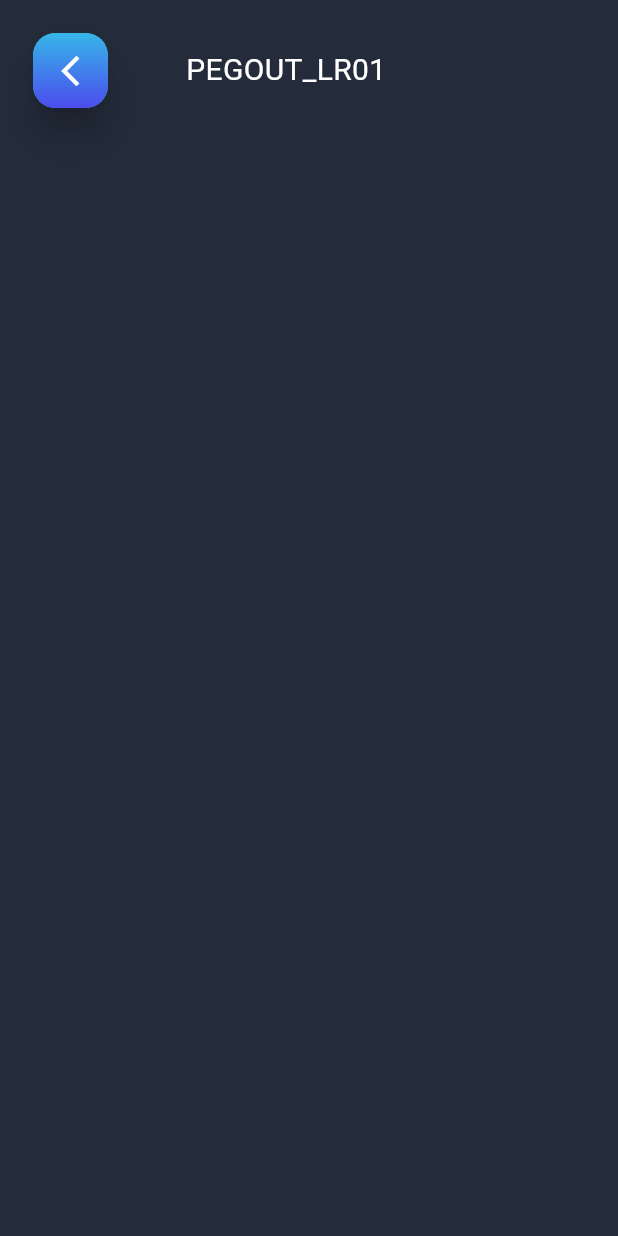
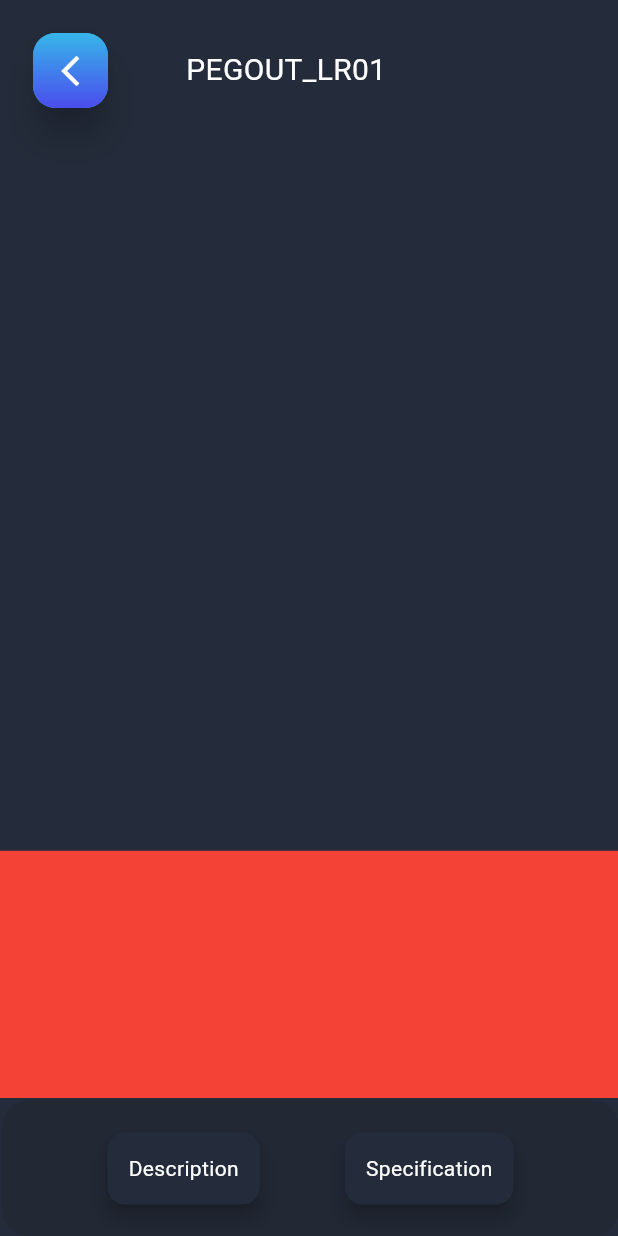
Before and after one commit to ahmedShabaan11/motorCycle1, a Flutter app: the screen it shows after launch, after a tap on "Sign in", on a phone screen of 412 x 824 dp. Run offline on Flutter 3.47's test engine with Material 3 defaults, Android fonts, the phone set to English and light mode, and no system bars.

Commit message:
motor cycle store

```diff
--- a/lib/view/next_view.dart
+++ b/lib/view/next_view.dart
@@ -1,28 +1,180 @@
 import 'package:flutter/material.dart';
 import 'package:motor_cycle1/core/color_manager.dart';
+import 'package:motor_cycle1/core/string_manager.dart';
 import 'package:motor_cycle1/core/widgets/back_button.dart';
 import 'package:motor_cycle1/view/registration/sign_in.dart';
 
-class NextView extends StatelessWidget {
+class NextView extends StatefulWidget {
   const NextView({super.key});
 
   static String namedRoute = "NextView";
 
   @override
+  State<NextView> createState() => _NextViewState();
+}
+
+class _NextViewState extends State<NextView> {
+  bool selectRight = false;
+  bool selectLeft = false;
+
+  @override
   Widget build(BuildContext context) {
     return SafeArea(
       child: Scaffold(
-        backgroundColor:ColorManager.primaryColor,
-        body: Row(children: [
-          BackButtonWidget(onTap:  (){Navigator.pushNamed(context, SignInScreen.namedRout);},
-            icon: Icons.arrow_back_ios_new_outlined,
-          ),
-          SizedBox(width: 30,),
-          Text("PEGOUT_LR01",style:  TextStyle(color:  Colors.white,fontSize: 20),)
-        ]),
+        backgroundColor: ColorManager.primaryColor,
+        body: Column(
+          children: [
+            Row(children: [
+              BackButtonWidget(
+                onTap: () {
+                  Navigator.pushNamed(context, SignInScreen.namedRout);
+                },
+                icon: Icons.arrow_back_ios_new_outlined,
+              ),
+              SizedBox(
+                width: 30,
+              ),
+              Text(
+                "PEGOUT_LR01",
+                style: TextStyle(color: Colors.white, fontSize: 20),
+              )
+            ]),
+            selectLeft||selectRight?SizedBox():Spacer(),
+            Container(
+              height: MediaQuery.of(context).size.height * .2,
+              color: Colors.red,
+            ),
+            selectLeft||selectRight?Spacer():SizedBox(),
+            Container(
+              transform: Matrix4.translationValues(
+                  1, selectRight || selectLeft ? 2 : 1, 1),
+              decoration: BoxDecoration(
+                borderRadius: BorderRadius.circular(20),
+                color: ColorManager.blackColor,
+              ),
+              child: Column(
+                children: [
+                  Padding(
+                    padding: const EdgeInsets.all(18.0),
+                    child: Row(
+                      mainAxisAlignment: MainAxisAlignment.spaceEvenly,
+                      children: [
+                        InkWell(
+                          onTap: (){
+                            selectRight = !selectRight;
+                            selectLeft = false;
+                            setState(() {});
+                          },
+                          child: Card(
+                            color: ColorManager.primaryColor,
+                            elevation: 5,
+                            child: Padding(
+                              padding: const EdgeInsets.all(14.0),
+                              child: Text(
+                                StringManager.description,
+                                style: TextStyle(color: selectRight?ColorManager.deepBlue: Colors.white),
+                              ),
+                            ),
+                          ),
+                        ),   InkWell(
+                          onTap: (){
+                            selectLeft = !selectLeft;
+                            selectRight = false;
+                            setState(() {});
+                          },
+                          child:
+                          Card(elevation: 5,
+                            color: ColorManager.primaryColor,
 
-
+                            child: Padding(
+                              padding: const EdgeInsets.all(14.0),
+                              child: Text(
+                                StringManager.specification,
+                                style: TextStyle(color: selectLeft?ColorManager.deepBlue:Colors.white),
+                              ),
+                            ),
+                          ),
+                        ),
+                      ],
+                    ),
+                  ),
+                  AnimatedContainer(
+                    height: selectRight?400:0,
+                    duration: Duration(milliseconds: 150),
+                    // transform: Matrix4.translationValues(2, 2, 1),
+                    child: RichText(
+                      text: TextSpan(
+                          style: TextStyle(color: Colors.black),
+                          text:
+                              "trxdyfcgvuhbljn jkguvhiibjhoktyghu esdtryfugiuhij yugih tfuygiho tuygihoj rfytugih yuiohj yrfutgihj erftgyuhij yrftguhiojtr rdfyugh tyfguhij"),
+                    ),
+                  ),
+                  AnimatedContainer(
+                    height: selectLeft?300:0,
+                    duration: Duration(milliseconds:150 ),
+                    child: RichText(
+                      text: TextSpan(
+                          style: TextStyle(color: Colors.blueAccent),
+                          text:
+                              "trxdyfcgvuhbljn jkguvhiibjhoktyghu esdtryfugiuhij yugih tfuygiho tuygihoj rfytugih yuiohj yrfutgihj erftgyuhij yrftguhiojtr rdfyugh tyfguhij"),
+                    ),
+                  ),
+                ],
+              ),
+            )
+          ],
+        ),
       ),
     );
   }
 }
+
+class DraggableSwitchButton extends StatefulWidget {
+  @override
+  _DraggableSwitchButtonState createState() => _DraggableSwitchButtonState();
+}
+
+class _DraggableSwitchButtonState extends State<DraggableSwitchButton> {
+  bool isSwitched = false;
+  double buttonPosition = 0.0;
+
+  @override
+  Widget build(BuildContext context) {
+    double switchWidth = 150.0;
+    double buttonSize = 50.0;
+    return GestureDetector(
+      onPanUpdate: (details) {
+        setState(() {
+          buttonPosition += details.delta.dx;
+          buttonPosition = buttonPosition.clamp(0.0, switchWidth - buttonSize);
+          isSwitched = buttonPosition >= (switchWidth - buttonSize) / 2;
+        });
+      },
+      onPanEnd: (details) {
+        setState(() {
+          buttonPosition = isSwitched ? switchWidth - buttonSize : 0.0;
+        });
+      },
+      child: Container(
+        width: switchWidth,
+        height: buttonSize,
+        decoration: BoxDecoration(
+          color: isSwitched ? Colors.green : Colors.red,
+          borderRadius: BorderRadius.circular(25),
+        ),
+        child: Stack(
+          children: [
+            Positioned(
+                left: buttonPosition,
+                top: 0,
+                bottom: 0,
+                child: Container(
+                    width: buttonSize,
+                    height: buttonSize,
+                    child: BackButtonWidget())),
+          ],
+        ),
+      ),
+    );
+  }
+}
--- a/lib/view/registration/sign_in.dart
+++ b/lib/view/registration/sign_in.dart
@@ -20,19 +20,18 @@ class SignInScreen extends StatelessWidget {
       body: Form(
         child: Column(
           children: [
-            Row(
+            Padding(
+              padding: const EdgeInsets.all(18.0),
+              child: Row(
                 children: [
-                BackButtonWidget(
-                  icon: Icons.arrow_back_ios_new_outlined,
-                ),
                   Spacer(),
                   Text(
                     StringManager.signIn,
                     style: TextStyle(color: Colors.white, fontSize: 22),
                   ),
                   Spacer(),
-                Spacer()
                 ],
+              ),
             ),
             SizedBox(
               height: MediaQuery.of(context).size.height * 0.15,
```
Lines whose indentation alone changed are shown as unchanged.
